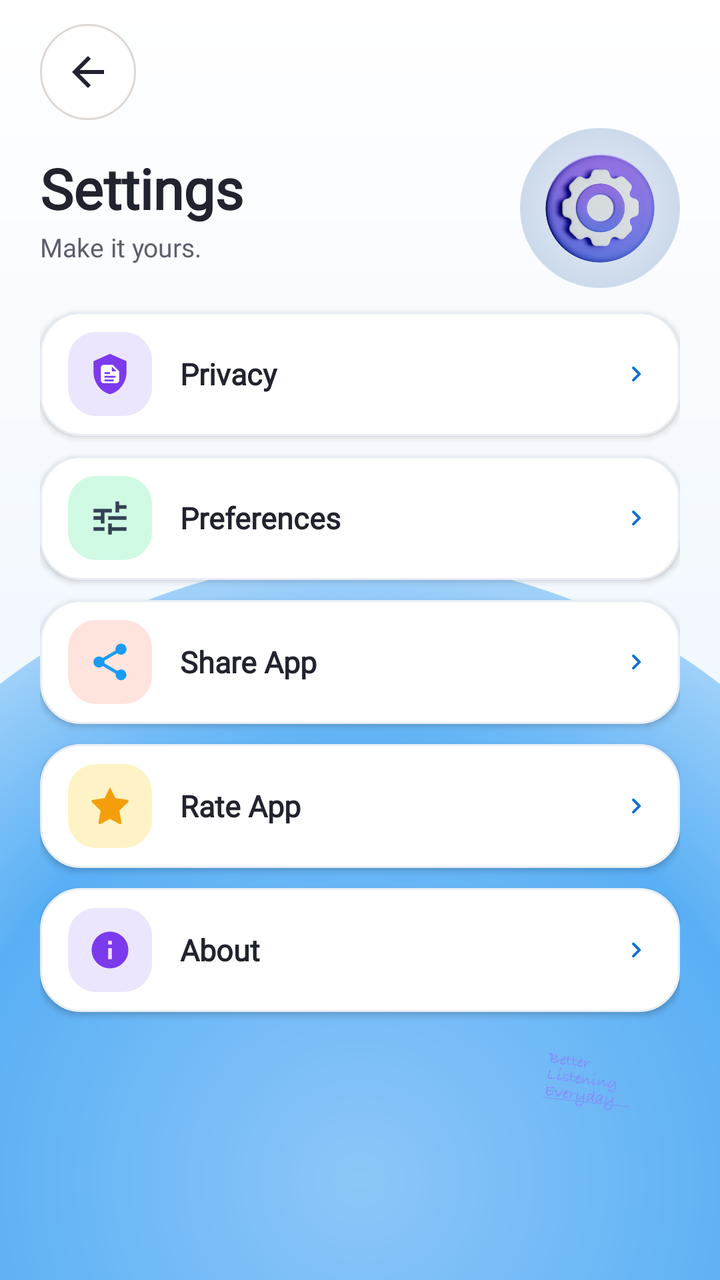
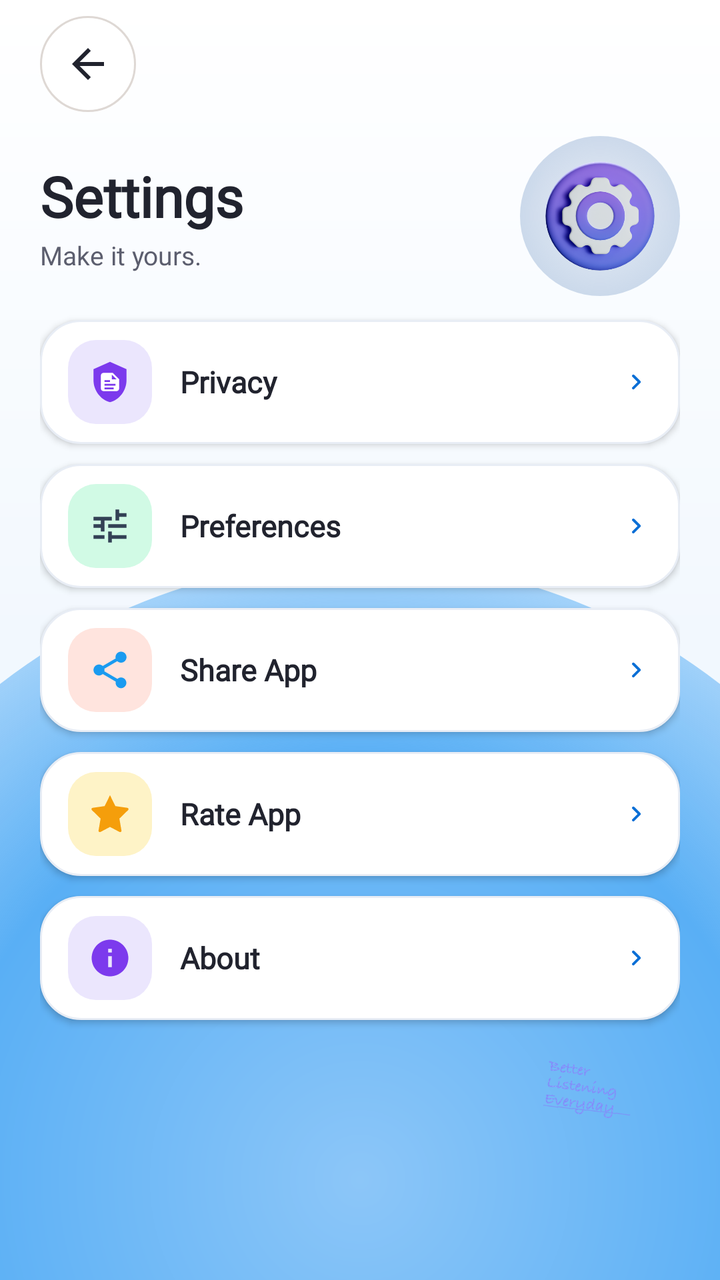

Screens rendered from an Android XML layout before and after an edit, with the pre-edit source and the edit as a unified diff.
<!-- AndroidManifest.xml: application theme Theme.DecMictospeaker -->
<!-- res/layout/activity_setting_new.xml -->
<?xml version="1.0" encoding="utf-8"?>
<androidx.core.widget.NestedScrollView xmlns:android="http://schemas.android.com/apk/res/android"
    xmlns:app="http://schemas.android.com/apk/res-auto"
    android:id="@+id/scroller"
    android:layout_width="match_parent"
    android:layout_height="match_parent"
    android:background="@drawable/bg_pastel_mesh"
    android:fillViewport="true"
    android:overScrollMode="never"
    android:scrollbars="none">

    <LinearLayout
        android:layout_width="match_parent"
        android:layout_height="match_parent"
        android:orientation="vertical"
        android:paddingStart="20dp"
        android:paddingTop="12dp"
        android:paddingEnd="20dp"
        android:paddingBottom="12dp">

        
        <LinearLayout
            android:layout_width="match_parent"
            android:layout_height="wrap_content"
            android:gravity="center_vertical"
            android:orientation="horizontal">

            <ImageButton
                android:id="@+id/iv_back"
                style="@style/ToolControlCircleBack"
                android:contentDescription="@string/tool_back"
                android:src="@drawable/tool_back"
                app:tint="@color/quality_text" />
        </LinearLayout>

        
        <LinearLayout
            android:layout_width="match_parent"
            android:layout_height="wrap_content"
            android:gravity="center_vertical"
            android:orientation="horizontal"
            android:paddingTop="4dp"
            android:paddingBottom="12dp">

            <LinearLayout
                android:layout_width="0dp"
                android:layout_height="wrap_content"
                android:layout_weight="1"
                android:orientation="vertical">

                <TextView
                    android:id="@+id/tv_title"
                    android:layout_width="wrap_content"
                    android:layout_height="wrap_content"
                    android:fontFamily="@font/poppins_bold"
                    android:text="@string/tool_settings_title"
                    android:textColor="@color/quality_text"
                    android:textSize="28sp"
                    android:textStyle="bold" />

                <TextView
                    android:layout_width="wrap_content"
                    android:layout_height="wrap_content"
                    android:layout_marginTop="2dp"
                    android:fontFamily="@font/poppins_regular"
                    android:text="@string/settings_make_it_yours"
                    android:textColor="@color/quality_secondary"
                    android:textSize="13sp" />
            </LinearLayout>

            <FrameLayout
                android:layout_width="80dp"
                android:layout_height="80dp"
                android:layout_marginStart="8dp">

                <View
                    android:layout_width="match_parent"
                    android:layout_height="match_parent"
                    android:background="@drawable/bg_hero_stage_lavender"
                    android:importantForAccessibility="no" />

                <ImageView
                    android:layout_width="68dp"
                    android:layout_height="68dp"
                    android:layout_gravity="center"
                    android:importantForAccessibility="no"
                    android:scaleType="fitCenter"
                    android:src="@drawable/art_3d_gear" />
            </FrameLayout>
        </LinearLayout>

        
        <LinearLayout
            android:id="@+id/rl_privacy_policy"
            android:layout_width="match_parent"
            android:layout_height="wrap_content"
            android:layout_marginBottom="10dp"
            android:background="@drawable/bg_card_white_elevated"
            android:clickable="true"
            android:contentDescription="@string/settings_privacy"
            android:elevation="2dp"
            android:focusable="true"
            android:gravity="center_vertical"
            android:minHeight="58dp"
            android:minWidth="48dp"
            android:orientation="horizontal"
            android:paddingStart="14dp"
            android:paddingTop="10dp"
            android:paddingEnd="14dp"
            android:paddingBottom="10dp">

            <FrameLayout
                android:layout_width="42dp"
                android:layout_height="42dp"
                android:background="@drawable/bg_squircle_lavender_soft">

                <ImageView
                    android:layout_width="22dp"
                    android:layout_height="22dp"
                    android:layout_gravity="center"
                    android:importantForAccessibility="no"
                    android:src="@drawable/ic_privacy_shield" />
            </FrameLayout>

            <TextView
                android:layout_width="0dp"
                android:layout_height="wrap_content"
                android:layout_marginStart="14dp"
                android:layout_marginEnd="10dp"
                android:layout_weight="1"
                android:fontFamily="@font/poppins_semibold"
                android:text="@string/settings_privacy"
                android:textColor="@color/quality_text"
                android:textSize="15sp"
                android:textStyle="bold" />

            <ImageView
                android:layout_width="16dp"
                android:layout_height="16dp"
                android:importantForAccessibility="no"
                android:src="@drawable/ic_chevron_right_indigo" />
        </LinearLayout>

        
        <LinearLayout
            android:id="@+id/tool_privacy_choices"
            android:layout_width="match_parent"
            android:layout_height="wrap_content"
            android:layout_marginBottom="10dp"
            android:background="@drawable/bg_card_white_elevated"
            android:clickable="true"
            android:contentDescription="@string/settings_preferences"
            android:elevation="2dp"
            android:focusable="true"
            android:gravity="center_vertical"
            android:minHeight="58dp"
            android:minWidth="48dp"
            android:orientation="horizontal"
            android:paddingStart="14dp"
            android:paddingTop="10dp"
            android:paddingEnd="14dp"
            android:paddingBottom="10dp">

            <FrameLayout
                android:layout_width="42dp"
                android:layout_height="42dp"
                android:background="@drawable/bg_squircle_mint_soft">

                <ImageView
                    android:layout_width="22dp"
                    android:layout_height="22dp"
                    android:layout_gravity="center"
                    android:importantForAccessibility="no"
                    android:src="@drawable/ic_sliders_dark" />
            </FrameLayout>

            <TextView
                android:layout_width="0dp"
                android:layout_height="wrap_content"
                android:layout_marginStart="14dp"
                android:layout_marginEnd="10dp"
                android:layout_weight="1"
                android:fontFamily="@font/poppins_semibold"
                android:text="@string/settings_preferences"
                android:textColor="@color/quality_text"
                android:textSize="15sp"
                android:textStyle="bold" />

            <ImageView
                android:layout_width="16dp"
                android:layout_height="16dp"
                android:importantForAccessibility="no"
                android:src="@drawable/ic_chevron_right_indigo" />
        </LinearLayout>

        
        <LinearLayout
            android:id="@+id/rl_share_app"
            android:layout_width="match_parent"
            android:layout_height="wrap_content"
            android:layout_marginBottom="10dp"
            android:background="@drawable/bg_card_white_elevated"
            android:clickable="true"
            android:contentDescription="@string/settings_share_app_title"
            android:elevation="2dp"
            android:focusable="true"
            android:gravity="center_vertical"
            android:minHeight="58dp"
            android:minWidth="48dp"
            android:orientation="horizontal"
            android:paddingStart="14dp"
            android:paddingTop="10dp"
            android:paddingEnd="14dp"
            android:paddingBottom="10dp">

            <FrameLayout
                android:layout_width="42dp"
                android:layout_height="42dp"
                android:background="@drawable/bg_squircle_peach_soft">

                <ImageView
                    android:layout_width="22dp"
                    android:layout_height="22dp"
                    android:layout_gravity="center"
                    android:importantForAccessibility="no"
                    android:src="@drawable/ic_share_coral" />
            </FrameLayout>

            <TextView
                android:layout_width="0dp"
                android:layout_height="wrap_content"
                android:layout_marginStart="14dp"
                android:layout_marginEnd="10dp"
                android:layout_weight="1"
                android:fontFamily="@font/poppins_semibold"
                android:text="@string/settings_share_app_title"
                android:textColor="@color/quality_text"
                android:textSize="15sp"
                android:textStyle="bold" />

            <ImageView
                android:layout_width="16dp"
                android:layout_height="16dp"
                android:importantForAccessibility="no"
                android:src="@drawable/ic_chevron_right_indigo" />
        </LinearLayout>

        
        <LinearLayout
            android:id="@+id/rl_rate"
            android:layout_width="match_parent"
            android:layout_height="wrap_content"
            android:layout_marginBottom="10dp"
            android:background="@drawable/bg_card_white_elevated"
            android:clickable="true"
            android:contentDescription="@string/settings_rate_app_title"
            android:elevation="2dp"
            android:focusable="true"
            android:gravity="center_vertical"
            android:minHeight="58dp"
            android:minWidth="48dp"
            android:orientation="horizontal"
            android:paddingStart="14dp"
            android:paddingTop="10dp"
            android:paddingEnd="14dp"
            android:paddingBottom="10dp">

            <FrameLayout
                android:layout_width="42dp"
                android:layout_height="42dp"
                android:background="@drawable/bg_squircle_yellow_soft">

                <ImageView
                    android:layout_width="22dp"
                    android:layout_height="22dp"
                    android:layout_gravity="center"
                    android:importantForAccessibility="no"
                    android:src="@drawable/ic_star_gold" />
            </FrameLayout>

            <TextView
                android:layout_width="0dp"
                android:layout_height="wrap_content"
                android:layout_marginStart="14dp"
                android:layout_marginEnd="10dp"
                android:layout_weight="1"
                android:fontFamily="@font/poppins_semibold"
                android:text="@string/settings_rate_app_title"
                android:textColor="@color/quality_text"
                android:textSize="15sp"
                android:textStyle="bold" />

            <ImageView
                android:layout_width="16dp"
                android:layout_height="16dp"
                android:importantForAccessibility="no"
                android:src="@drawable/ic_chevron_right_indigo" />
        </LinearLayout>

        
        <LinearLayout
            android:id="@+id/rl_about"
            android:layout_width="match_parent"
            android:layout_height="wrap_content"
            android:layout_marginBottom="12dp"
            android:background="@drawable/bg_card_white_elevated"
            android:clickable="true"
            android:contentDescription="@string/settings_about"
            android:elevation="2dp"
            android:focusable="true"
            android:gravity="center_vertical"
            android:minHeight="58dp"
            android:minWidth="48dp"
            android:orientation="horizontal"
            android:paddingStart="14dp"
            android:paddingTop="10dp"
            android:paddingEnd="14dp"
            android:paddingBottom="10dp">

            <FrameLayout
                android:layout_width="42dp"
                android:layout_height="42dp"
                android:background="@drawable/bg_squircle_lavender_soft">

                <ImageView
                    android:layout_width="22dp"
                    android:layout_height="22dp"
                    android:layout_gravity="center"
                    android:importantForAccessibility="no"
                    android:src="@drawable/ic_info_purple" />
            </FrameLayout>

            <TextView
                android:layout_width="0dp"
                android:layout_height="wrap_content"
                android:layout_marginStart="14dp"
                android:layout_marginEnd="10dp"
                android:layout_weight="1"
                android:fontFamily="@font/poppins_semibold"
                android:text="@string/settings_about"
                android:textColor="@color/quality_text"
                android:textSize="15sp"
                android:textStyle="bold" />

            <ImageView
                android:layout_width="16dp"
                android:layout_height="16dp"
                android:importantForAccessibility="no"
                android:src="@drawable/ic_chevron_right_indigo" />
        </LinearLayout>

        
        <RelativeLayout
            android:layout_width="match_parent"
            android:layout_height="wrap_content"
            android:layout_marginTop="2dp"
            android:layout_marginBottom="6dp">

            <ImageView
                android:layout_width="96dp"
                android:layout_height="42dp"
                android:layout_alignParentEnd="true"
                android:scaleType="fitEnd"
                android:src="@drawable/ic_script_better_listening"
                android:importantForAccessibility="no" />
        </RelativeLayout>

        
        <LinearLayout
            android:id="@+id/nativeLay"
            android:layout_width="match_parent"
            android:layout_height="wrap_content"
            android:gravity="center_horizontal"
            android:orientation="vertical" />
    </LinearLayout>
</androidx.core.widget.NestedScrollView>
<!-- resources referenced by this layout -->
<resources>
  <color name="quality_secondary">#5C5E6E</color>
  <color name="quality_text">#21232E</color>
  <!-- drawable bg_card_white_elevated (drawable) -->
  <?xml version="1.0" encoding="utf-8"?>
  <shape xmlns:android="http://schemas.android.com/apk/res/android"
      android:shape="rectangle">
      <solid android:color="#FFFFFFFF" />
      <corners android:radius="20dp" />
      <stroke android:width="1dp" android:color="#E8EDF5" />
  </shape>
  <!-- drawable bg_hero_stage_lavender (drawable) -->
  <?xml version="1.0" encoding="utf-8"?>
  <shape xmlns:android="http://schemas.android.com/apk/res/android"
      android:shape="oval">
      <gradient
          android:type="radial"
          android:gradientRadius="140dp"
          android:startColor="#CCE6ECF5"
          android:centerColor="#664A7AB5"
          android:endColor="#00232B3B" />
  </shape>
  <!-- drawable bg_squircle_lavender_soft (drawable) -->
  <?xml version="1.0" encoding="utf-8"?>
  <shape xmlns:android="http://schemas.android.com/apk/res/android"
      android:shape="rectangle">
      <solid android:color="#EBE6FD" />
      <corners android:radius="14dp" />
  </shape>
  <!-- drawable bg_squircle_mint_soft (drawable) -->
  <?xml version="1.0" encoding="utf-8"?>
  <shape xmlns:android="http://schemas.android.com/apk/res/android"
      android:shape="rectangle">
      <solid android:color="#D1FAE5" />
      <corners android:radius="14dp" />
  </shape>
  <!-- drawable bg_squircle_peach_soft (drawable) -->
  <?xml version="1.0" encoding="utf-8"?>
  <shape xmlns:android="http://schemas.android.com/apk/res/android"
      android:shape="rectangle">
      <solid android:color="#FFE4DE" />
      <corners android:radius="14dp" />
  </shape>
  <!-- drawable bg_squircle_yellow_soft (drawable) -->
  <?xml version="1.0" encoding="utf-8"?>
  <shape xmlns:android="http://schemas.android.com/apk/res/android"
      android:shape="rectangle">
      <solid android:color="#FEF3C7" />
      <corners android:radius="14dp" />
  </shape>
  <!-- drawable ic_info_purple (drawable) -->
  <vector xmlns:android="http://schemas.android.com/apk/res/android"
      android:width="24dp"
      android:height="24dp"
      android:viewportWidth="24"
      android:viewportHeight="24">
    <path
        android:fillColor="#7C3AED"
        android:pathData="M12,2C6.48,2 2,6.48 2,12s4.48,10 10,10 10,-4.48 10,-10S17.52,2 12,2zM13,17h-2v-6h2v6zM13,9h-2L11,7h2v2z"/>
  </vector>
  <!-- drawable tool_back (drawable) -->
  <vector xmlns:android="http://schemas.android.com/apk/res/android"
      android:width="24dp"
      android:height="24dp"
      android:viewportWidth="24"
      android:viewportHeight="24">
    <path
        android:fillColor="#21232E"
        android:pathData="M20,11H7.83l5.59,-5.59L12,4l-8,8 8,8 1.41,-1.41L7.83,13H20v-2z"/>
  </vector>
  <string name="settings_about">About</string>
  <string name="settings_make_it_yours">Make it yours.</string>
  <string name="settings_preferences">Preferences</string>
  <string name="settings_privacy">Privacy</string>
  <string name="settings_rate_app_title">Rate App</string>
  <string name="settings_share_app_title">Share App</string>
  <string name="tool_back">Back</string>
  <string name="tool_settings_title">Settings</string>
  <!-- drawable btn_circle_white (drawable) -->
  <?xml version="1.0" encoding="utf-8"?>
  <ripple xmlns:android="http://schemas.android.com/apk/res/android"
      android:color="@color/pastel_circle_btn_pressed">
      <item>
          <shape android:shape="oval">
              <solid android:color="@color/pastel_circle_btn" />
              <stroke android:width="1dp" android:color="@color/studio_line" />
          </shape>
      </item>
  </ripple>
  <color name="pastel_peach">#A9D6FB</color>
  <color name="pastel_peach_pressed">#7CBCF8</color>
  <color name="pastel_mint">#BFE2FC</color>
  <color name="pastel_mint_pressed">#93CCF9</color>
  <color name="pastel_circle_btn_pressed">#D9F0ED</color>
  <color name="pastel_circle_btn">#E6FFFFFF</color>
  <color name="studio_line">#DED8D4</color>
  <!-- unchanged entries left out for length: 10 -->
</resources>

<!-- the commit's change to res/layout/activity_setting_new.xml (unified diff, before → after) -->
@@ -1,37 +1,46 @@
 <?xml version="1.0" encoding="utf-8"?>
-<androidx.core.widget.NestedScrollView xmlns:android="http://schemas.android.com/apk/res/android"
+<LinearLayout xmlns:android="http://schemas.android.com/apk/res/android"
     xmlns:app="http://schemas.android.com/apk/res-auto"
-    android:id="@+id/scroller"
     android:layout_width="match_parent"
     android:layout_height="match_parent"
-    android:background="@drawable/bg_pastel_mesh"
-    android:fillViewport="true"
-    android:overScrollMode="never"
-    android:scrollbars="none">
-
+    android:orientation="vertical"
+    android:background="@drawable/bg_pastel_mesh">
+
+    
     <LinearLayout
         android:layout_width="match_parent"
-        android:layout_height="match_parent"
-        android:orientation="vertical"
+        android:layout_height="wrap_content"
+        android:gravity="center_vertical"
+        android:orientation="horizontal"
         android:paddingStart="20dp"
-        android:paddingTop="12dp"
+        android:paddingTop="8dp"
         android:paddingEnd="20dp"
-        android:paddingBottom="12dp">
-
-        
-        <LinearLayout
-            android:layout_width="match_parent"
-            android:layout_height="wrap_content"
-            android:gravity="center_vertical"
-            android:orientation="horizontal">
-
-            <ImageButton
-                android:id="@+id/iv_back"
-                style="@style/ToolControlCircleBack"
-                android:contentDescription="@string/tool_back"
-                android:src="@drawable/tool_back"
-                app:tint="@color/quality_text" />
-        </LinearLayout>
+        android:paddingBottom="8dp">
+
+        <ImageButton
+            android:id="@+id/iv_back"
+            style="@style/ToolControlCircleBack"
+            android:contentDescription="@string/tool_back"
+            android:src="@drawable/tool_back"
+            app:tint="@color/quality_text" />
+    </LinearLayout>
+
+    <androidx.core.widget.NestedScrollView
+        android:id="@+id/scroller"
+        android:layout_width="match_parent"
+        android:layout_height="0dp"
+        android:layout_weight="1"
+        android:fillViewport="true"
+        android:overScrollMode="never"
+        android:scrollbars="none">
+
+        <LinearLayout
+            android:layout_width="match_parent"
+            android:layout_height="wrap_content"
+            android:orientation="vertical"
+            android:paddingStart="20dp"
+            android:paddingEnd="20dp"
+            android:paddingBottom="12dp">
 
         
         <LinearLayout
@@ -364,13 +373,14 @@
                 android:src="@drawable/ic_script_better_listening"
                 android:importantForAccessibility="no" />
         </RelativeLayout>
-
-        
-        <LinearLayout
-            android:id="@+id/nativeLay"
-            android:layout_width="match_parent"
-            android:layout_height="wrap_content"
-            android:gravity="center_horizontal"
-            android:orientation="vertical" />
     </LinearLayout>
 </androidx.core.widget.NestedScrollView>
+
+
+<LinearLayout
+    android:id="@+id/nativeLay"
+    android:layout_width="match_parent"
+    android:layout_height="wrap_content"
+    android:gravity="center_horizontal"
+    android:orientation="vertical" />
+</LinearLayout>
